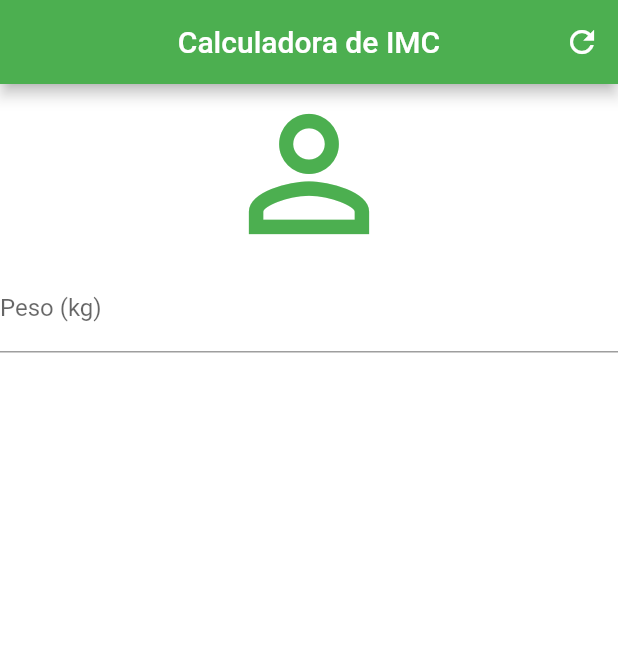
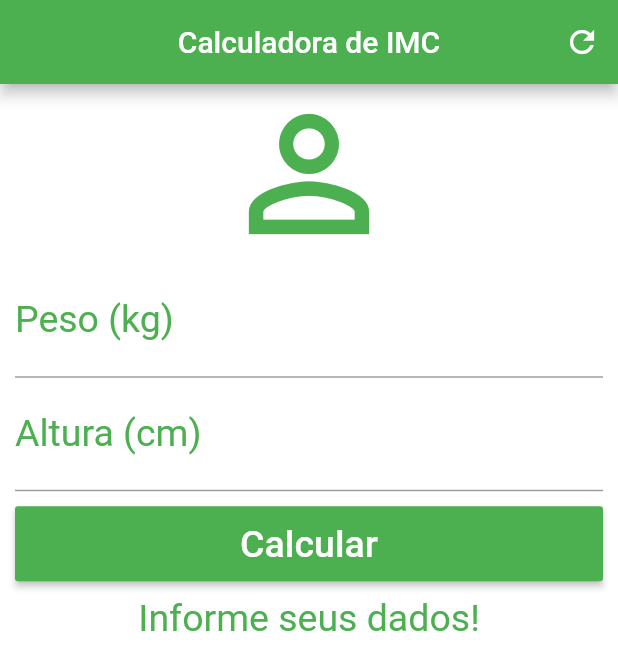
Before and after one commit to denysdev3/calculadora_imc, a Flutter app: the screen it shows after launch, after a tap on the "refresh" icon, on a phone screen of 412 x 824 dp. Shown: the top 670 px of the screen. Run offline on Flutter 3.47's test engine with Material 2 defaults, Android fonts, the phone set to English and light mode, and no system bars.

Commit message:
Start 3 commit!

```diff
--- a/lib/main.dart
+++ b/lib/main.dart
@@ -1,11 +1,10 @@
 import 'package:flutter/cupertino.dart';
 import 'package:flutter/material.dart';
 
-void main(){
+void main() {
   runApp(MaterialApp(
     home: Home(),
   ));
-
 }
 
 class Home extends StatefulWidget {
@@ -14,6 +13,25 @@ class Home extends StatefulWidget {
 }
 
 class _HomeState extends State<Home> {
+  TextEditingController weightController = TextEditingController();
+  TextEditingController heightController = TextEditingController();
+
+  String _infoText = "Informe seus dados!";
+
+  void _resetFields(){
+    weightController.text = "";
+    heightController.text = "";
+    _infoText = "Informe seus dados!";
+  }
+
+  void calculate(){
+    double weight = double.parse(weightController.text);
+    double height = double.parse(heightController.text) / 100;
+    double imc = weight / (height * height);
+    if(imc < 18.6){
+      _infoText = "Abaixo do Peso (${imc})";
+    }
+  }
 
   @override
   Widget build(BuildContext context) {
@@ -23,21 +41,60 @@ class _HomeState extends State<Home> {
         centerTitle: true,
         backgroundColor: Colors.green,
         actions: <Widget>[
-          IconButton(icon: Icon(Icons.refresh),
-            onPressed: () {},)
+          IconButton(
+            icon: Icon(Icons.refresh),
+            onPressed: _resetFields,
+          )
         ],
       ),
       backgroundColor: Colors.white,
-      body: Column(
-        crossAxisAlignment: CrossAxisAlignment.stretch,
-        children: <Widget>[
-          Icon(Icons.person_outline, size: 120.0,color: Colors.green),
-          TextField(keyboardType: TextInputType.number,
-            decoration: InputDecoration(
-              labelText: "Peso (kg)"
+      body: SingleChildScrollView(
+        padding: EdgeInsets.fromLTRB(10.0, 0.0, 10.0, 0.0),
+        child: Column(
+          crossAxisAlignment: CrossAxisAlignment.stretch,
+          children: <Widget>[
+            Icon(Icons.person_outline, size: 120.0, color: Colors.green),
+            TextField(
+              keyboardType: TextInputType.number,
+              decoration: InputDecoration(
+                labelText: "Peso (kg)",
+                labelStyle: TextStyle(color: Colors.green),
+              ),
+              textAlign: TextAlign.center,
+              style: TextStyle(color: Colors.green, fontSize: 25.0),
+              controller: weightController,
             ),
-          )
-        ],
+            TextField(
+              keyboardType: TextInputType.number,
+              decoration: InputDecoration(
+                labelText: "Altura (cm)",
+                labelStyle: TextStyle(color: Colors.green),
+              ),
+              textAlign: TextAlign.center,
+              style: TextStyle(color: Colors.green, fontSize: 25.0),
+              controller: heightController,
+            ),
+            Padding(
+              padding: EdgeInsets.only(top: 10.0, bottom: 10.0),
+              child: Container(
+                height: 50.0,
+                child: RaisedButton(
+                  onPressed: () {},
+                  child: Text(
+                    "Calcular",
+                    style: TextStyle(color: Colors.white, fontSize: 25.0),
+                  ),
+                  color: Colors.green,
+                ),
+              ),
+            ),
+            Text(
+              _infoText,
+              textAlign: TextAlign.center,
+              style: TextStyle(color: Colors.green, fontSize: 25.0),
+            )
+          ],
+        ),
       ),
     );
   }
```
